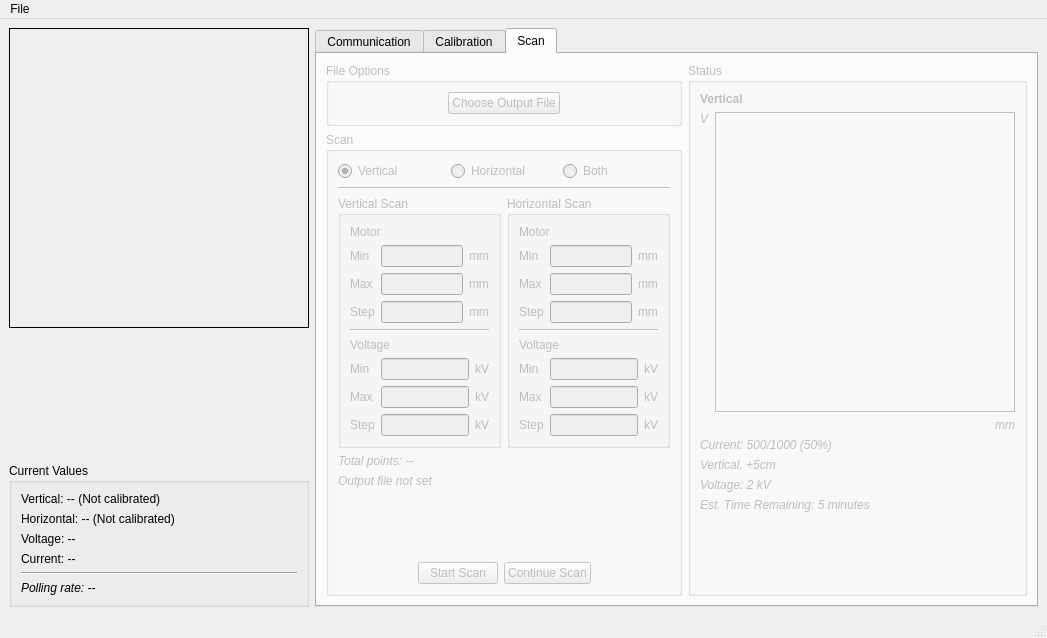
Before: the Qt Designer form designer/MainWindow.ui in DanielWinklehner/emittance-scanner-daq, drawn with Qt 5.
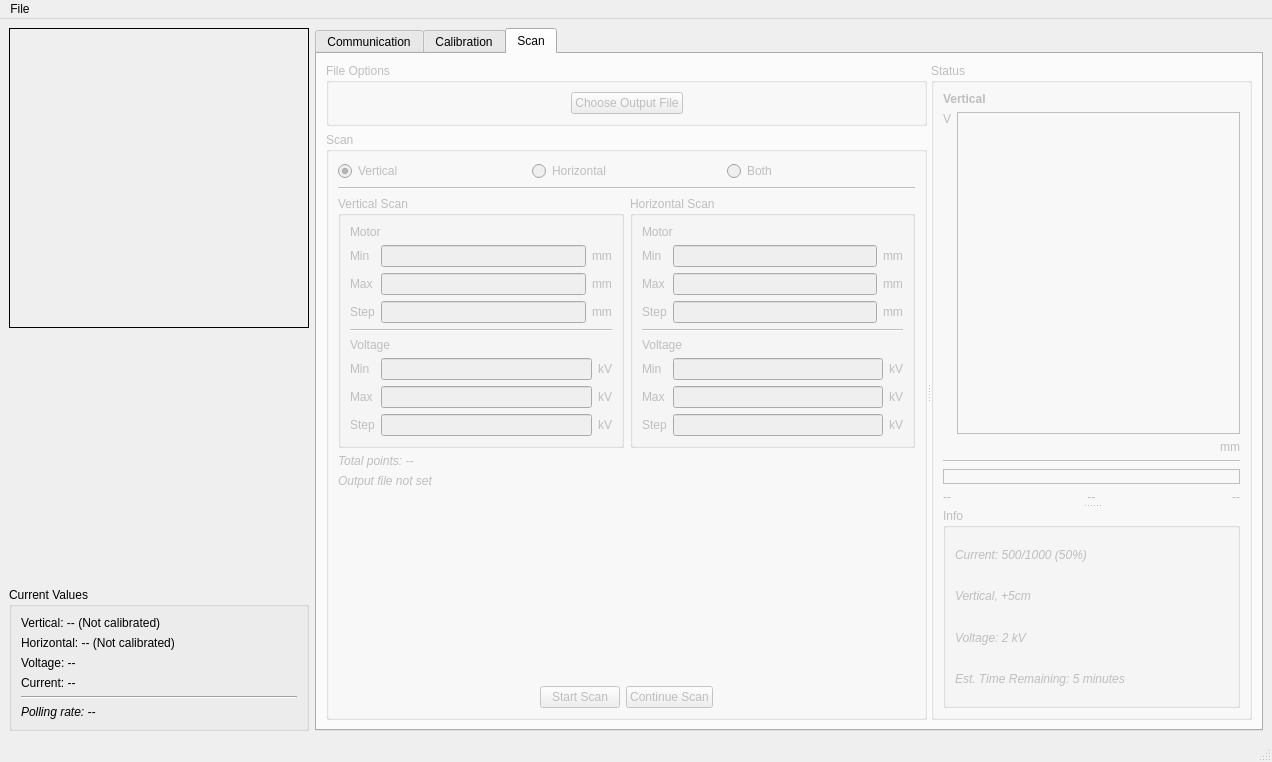
After: the same form once the commit is applied. The open tabs and pages were chosen to show the change. Icons and pictures are not drawn.

Commit message: scan page functionality

```diff
--- a/designer/MainWindow.ui
+++ b/designer/MainWindow.ui
@@ -9,8 +9,8 @@
    <rect>
     <x>0</x>
     <y>0</y>
-    <width>1047</width>
-    <height>638</height>
+    <width>1272</width>
+    <height>762</height>
    </rect>
   </property>
   <property name="windowTitle">
@@ -1015,8 +1015,16 @@
        <attribute name="title">
         <string>Scan</string>
        </attribute>
-       <layout class="QHBoxLayout" name="horizontalLayout_9">
+       <layout class="QVBoxLayout" name="verticalLayout_13">
         <item>
+         <widget class="QSplitter" name="splitter">
+          <property name="orientation">
+           <enum>Qt::Horizontal</enum>
+          </property>
+          <property name="childrenCollapsible">
+           <bool>false</bool>
+          </property>
+          <widget class="QWidget" name="">
          <layout class="QVBoxLayout" name="verticalLayout_8">
           <item>
            <widget class="QGroupBox" name="groupBox_6">
@@ -1123,7 +1131,11 @@
                   <item>
                    <layout class="QGridLayout" name="gridLayout_3">
                     <item row="0" column="1">
-                     <widget class="QLineEdit" name="txtVMinPos"/>
+                       <widget class="QLineEdit" name="txtVMinPos">
+                        <property name="alignment">
+                         <set>Qt::AlignCenter</set>
+                        </property>
+                       </widget>
                     </item>
                     <item row="1" column="0">
                      <widget class="QLabel" name="label_3">
@@ -1133,7 +1145,11 @@
                      </widget>
                     </item>
                     <item row="1" column="1">
-                     <widget class="QLineEdit" name="txtVMaxPos"/>
+                       <widget class="QLineEdit" name="txtVMaxPos">
+                        <property name="alignment">
+                         <set>Qt::AlignCenter</set>
+                        </property>
+                       </widget>
                     </item>
                     <item row="0" column="0">
                      <widget class="QLabel" name="label_2">
@@ -1150,7 +1166,11 @@
                      </widget>
                     </item>
                     <item row="2" column="1">
-                     <widget class="QLineEdit" name="txtVStepPos"/>
+                       <widget class="QLineEdit" name="txtVStepPos">
+                        <property name="alignment">
+                         <set>Qt::AlignCenter</set>
+                        </property>
+                       </widget>
                     </item>
                     <item row="0" column="2">
                      <widget class="QLabel" name="label_26">
@@ -1206,10 +1226,18 @@
                      </widget>
                     </item>
                     <item row="1" column="1">
-                     <widget class="QLineEdit" name="txtVMaxV"/>
+                       <widget class="QLineEdit" name="txtVMaxV">
+                        <property name="alignment">
+                         <set>Qt::AlignCenter</set>
+                        </property>
+                       </widget>
                     </item>
                     <item row="2" column="1">
-                     <widget class="QLineEdit" name="txtVStepV"/>
+                       <widget class="QLineEdit" name="txtVStepV">
+                        <property name="alignment">
+                         <set>Qt::AlignCenter</set>
+                        </property>
+                       </widget>
                     </item>
                     <item row="2" column="0">
                      <widget class="QLabel" name="label_9">
@@ -1219,7 +1247,11 @@
                      </widget>
                     </item>
                     <item row="0" column="1">
-                     <widget class="QLineEdit" name="txtVMinV"/>
+                       <widget class="QLineEdit" name="txtVMinV">
+                        <property name="alignment">
+                         <set>Qt::AlignCenter</set>
+                        </property>
+                       </widget>
                     </item>
                     <item row="0" column="2">
                      <widget class="QLabel" name="label_32">
@@ -1266,7 +1298,11 @@
                   <item>
                    <layout class="QGridLayout" name="gridLayout_4">
                     <item row="0" column="1">
-                     <widget class="QLineEdit" name="txtHMinPos"/>
+                       <widget class="QLineEdit" name="txtHMinPos">
+                        <property name="alignment">
+                         <set>Qt::AlignCenter</set>
+                        </property>
+                       </widget>
                     </item>
                     <item row="0" column="0">
                      <widget class="QLabel" name="label_11">
@@ -1283,10 +1319,18 @@
                      </widget>
                     </item>
                     <item row="1" column="1">
-                     <widget class="QLineEdit" name="txtHMaxPos"/>
+                       <widget class="QLineEdit" name="txtHMaxPos">
+                        <property name="alignment">
+                         <set>Qt::AlignCenter</set>
+                        </property>
+                       </widget>
                     </item>
                     <item row="2" column="1">
-                     <widget class="QLineEdit" name="txtHStepPos"/>
+                       <widget class="QLineEdit" name="txtHStepPos">
+                        <property name="alignment">
+                         <set>Qt::AlignCenter</set>
+                        </property>
+                       </widget>
                     </item>
                     <item row="2" column="0">
                      <widget class="QLabel" name="label_13">
@@ -1335,7 +1379,11 @@
                   <item>
                    <layout class="QGridLayout" name="gridLayout_5">
                     <item row="1" column="1">
-                     <widget class="QLineEdit" name="txtHMaxV"/>
+                       <widget class="QLineEdit" name="txtHMaxV">
+                        <property name="alignment">
+                         <set>Qt::AlignCenter</set>
+                        </property>
+                       </widget>
                     </item>
                     <item row="1" column="0">
                      <widget class="QLabel" name="label_16">
@@ -1345,7 +1393,11 @@
                      </widget>
                     </item>
                     <item row="0" column="1">
-                     <widget class="QLineEdit" name="txtHMinV"/>
+                       <widget class="QLineEdit" name="txtHMinV">
+                        <property name="alignment">
+                         <set>Qt::AlignCenter</set>
+                        </property>
+                       </widget>
                     </item>
                     <item row="0" column="0">
                      <widget class="QLabel" name="label_15">
@@ -1362,7 +1414,11 @@
                      </widget>
                     </item>
                     <item row="2" column="1">
-                     <widget class="QLineEdit" name="txtHStepV"/>
+                       <widget class="QLineEdit" name="txtHStepV">
+                        <property name="alignment">
+                         <set>Qt::AlignCenter</set>
+                        </property>
+                       </widget>
                     </item>
                     <item row="0" column="2">
                      <widget class="QLabel" name="label_35">
@@ -1479,13 +1535,12 @@
            </widget>
           </item>
          </layout>
-        </item>
-        <item>
+          </widget>
          <widget class="QGroupBox" name="groupBox_9">
           <property name="title">
            <string>Status</string>
           </property>
-          <layout class="QVBoxLayout" name="verticalLayout_10">
+           <layout class="QVBoxLayout" name="verticalLayout_16">
            <item>
             <widget class="QLabel" name="label_18">
              <property name="styleSheet">
@@ -1497,29 +1552,50 @@
             </widget>
            </item>
            <item>
-            <layout class="QHBoxLayout" name="horizontalLayout_38">
+             <widget class="QSplitter" name="splitter_2">
+              <property name="orientation">
+               <enum>Qt::Vertical</enum>
+              </property>
+              <property name="childrenCollapsible">
+               <bool>false</bool>
+              </property>
+              <widget class="QWidget" name="">
+               <layout class="QVBoxLayout" name="lyGrad">
              <item>
-              <widget class="QLabel" name="label_45">
-               <property name="layoutDirection">
-                <enum>Qt::LeftToRight</enum>
-               </property>
-               <property name="styleSheet">
-                <string notr="true">font-style: italic</string>
+                 <layout class="QVBoxLayout" name="verticalLayout_10">
+                  <item>
+                   <layout class="QHBoxLayout" name="lyScan" stretch="0,0">
+                    <property name="sizeConstraint">
+                     <enum>QLayout::SetDefaultConstraint</enum>
+                    </property>
+                    <item>
+                     <widget class="QLabel" name="label_43">
+                      <property name="sizePolicy">
+                       <sizepolicy hsizetype="Fixed" vsizetype="Expanding">
+                        <horstretch>0</horstretch>
+                        <verstretch>0</verstretch>
+                       </sizepolicy>
                </property>
                <property name="text">
                 <string>V</string>
                </property>
                <property name="alignment">
-                <set>Qt::AlignLeading|Qt::AlignLeft|Qt::AlignTop</set>
+                       <set>Qt::AlignHCenter|Qt::AlignTop</set>
                </property>
               </widget>
              </item>
              <item>
               <widget class="QLabel" name="lblScanStatus">
+                      <property name="sizePolicy">
+                       <sizepolicy hsizetype="Ignored" vsizetype="Ignored">
+                        <horstretch>0</horstretch>
+                        <verstretch>0</verstretch>
+                       </sizepolicy>
+                      </property>
                <property name="minimumSize">
                 <size>
-                 <width>300</width>
-                 <height>300</height>
+                        <width>0</width>
+                        <height>0</height>
                 </size>
                </property>
                <property name="frameShape">
@@ -1534,8 +1610,11 @@
            </item>
            <item>
             <widget class="QLabel" name="label_44">
-             <property name="styleSheet">
-              <string notr="true">font-style: italic</string>
+                    <property name="sizePolicy">
+                     <sizepolicy hsizetype="Expanding" vsizetype="Fixed">
+                      <horstretch>0</horstretch>
+                      <verstretch>0</verstretch>
+                     </sizepolicy>
              </property>
              <property name="text">
               <string>mm</string>
@@ -1545,6 +1624,96 @@
              </property>
             </widget>
            </item>
+                 </layout>
+                </item>
+                <item>
+                 <widget class="Line" name="line_3">
+                  <property name="orientation">
+                   <enum>Qt::Horizontal</enum>
+                  </property>
+                 </widget>
+                </item>
+                <item>
+                 <widget class="QLabel" name="lblColorScale">
+                  <property name="sizePolicy">
+                   <sizepolicy hsizetype="Ignored" vsizetype="Preferred">
+                    <horstretch>0</horstretch>
+                    <verstretch>0</verstretch>
+                   </sizepolicy>
+                  </property>
+                  <property name="minimumSize">
+                   <size>
+                    <width>0</width>
+                    <height>15</height>
+                   </size>
+                  </property>
+                  <property name="maximumSize">
+                   <size>
+                    <width>16777215</width>
+                    <height>15</height>
+                   </size>
+                  </property>
+                  <property name="frameShape">
+                   <enum>QFrame::Box</enum>
+                  </property>
+                  <property name="text">
+                   <string/>
+                  </property>
+                 </widget>
+                </item>
+                <item>
+                 <layout class="QHBoxLayout" name="horizontalLayout_9">
+                  <property name="spacing">
+                   <number>7</number>
+                  </property>
+                  <item>
+                   <widget class="QLabel" name="lblColorScaleMin">
+                    <property name="text">
+                     <string>--</string>
+                    </property>
+                   </widget>
+                  </item>
+                  <item>
+                   <widget class="QLabel" name="lblColorScaleMid">
+                    <property name="text">
+                     <string>--</string>
+                    </property>
+                    <property name="alignment">
+                     <set>Qt::AlignCenter</set>
+                    </property>
+                   </widget>
+                  </item>
+                  <item>
+                   <widget class="QLabel" name="lblColorScaleMax">
+                    <property name="text">
+                     <string>--</string>
+                    </property>
+                    <property name="alignment">
+                     <set>Qt::AlignRight|Qt::AlignTrailing|Qt::AlignVCenter</set>
+                    </property>
+                   </widget>
+                  </item>
+                 </layout>
+                </item>
+               </layout>
+              </widget>
+              <widget class="QGroupBox" name="groupBox_12">
+               <property name="sizePolicy">
+                <sizepolicy hsizetype="Preferred" vsizetype="Preferred">
+                 <horstretch>0</horstretch>
+                 <verstretch>0</verstretch>
+                </sizepolicy>
+               </property>
+               <property name="maximumSize">
+                <size>
+                 <width>16777215</width>
+                 <height>200</height>
+                </size>
+               </property>
+               <property name="title">
+                <string>Info</string>
+               </property>
+               <layout class="QVBoxLayout" name="verticalLayout_15">
            <item>
             <widget class="QLabel" name="label_21">
              <property name="font">
@@ -1597,20 +1766,12 @@
              </property>
             </widget>
            </item>
-           <item>
-            <spacer name="verticalSpacer_5">
-             <property name="orientation">
-              <enum>Qt::Vertical</enum>
-             </property>
-             <property name="sizeHint" stdset="0">
-              <size>
-               <width>20</width>
-               <height>40</height>
-              </size>
-             </property>
-            </spacer>
-           </item>
-          </layout>
+               </layout>
+              </widget>
+             </widget>
+            </item>
+           </layout>
+          </widget>
          </widget>
         </item>
        </layout>
@@ -1624,7 +1785,7 @@
     <rect>
      <x>0</x>
      <y>0</y>
-     <width>1047</width>
+     <width>1272</width>
      <height>26</height>
     </rect>
    </property>
```
Left out of the diff: 54 changed lines with no effect on the pictures. Lines whose indentation alone changed are shown as unchanged. The commit also changes 5 other files.
